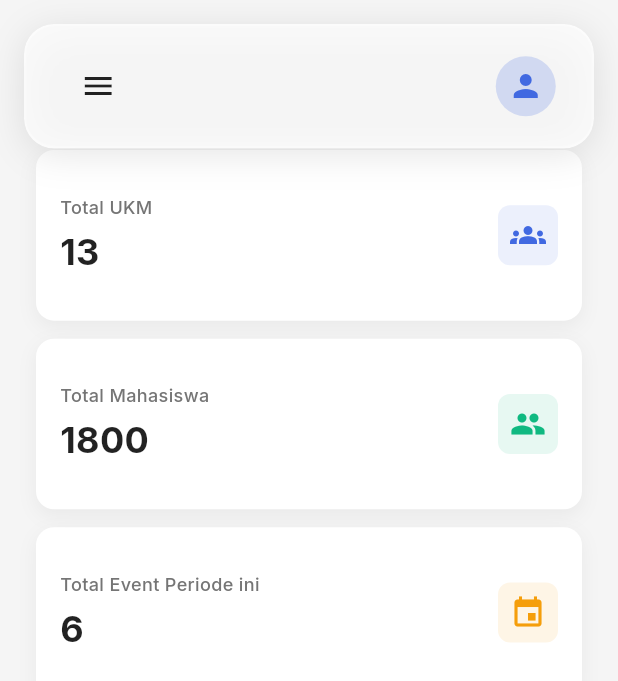
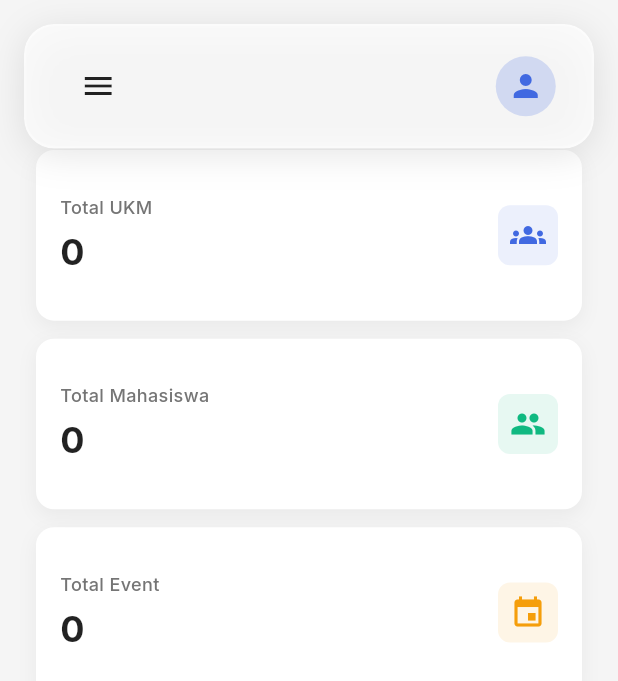
Before and after one commit to UnitActivity/Unit-Activity, a Flutter app: the DashboardAdminPage screen opened by its route, after a tap on the "menu" icon, after a tap on the "person" icon, on a phone screen of 412 x 824 dp. Shown: the top 681 px of the screen. Run offline on Flutter 3.47's test engine with Material 3 defaults, Android fonts, the phone set to English and light mode, and no system bars; our stand-ins replace device_preview, flutter_dotenv, google_fonts, supabase_flutter; accounts and stored records are empty.

Commit message:
feat: implement dashboard statistics retrieval and loading state management

```diff
--- a/lib/admin/dashboard_admin.dart
+++ b/lib/admin/dashboard_admin.dart
@@ -7,6 +7,7 @@ import 'package:unit_activity/admin/ukm.dart';
 import 'package:unit_activity/admin/event.dart';
 import 'package:unit_activity/admin/periode.dart';
 import 'package:unit_activity/admin/informasi.dart';
+import 'package:unit_activity/services/dashboard_service.dart';
 
 class DashboardAdminPage extends StatefulWidget {
   const DashboardAdminPage({super.key});
@@ -18,6 +19,40 @@ class DashboardAdminPage extends StatefulWidget {
 class _DashboardAdminPageState extends State<DashboardAdminPage> {
   String _selectedMenu = 'dashboard';
   final GlobalKey<ScaffoldState> _scaffoldKey = GlobalKey<ScaffoldState>();
+  final DashboardService _dashboardService = DashboardService();
+
+  // Dashboard stats
+  Map<String, dynamic>? _dashboardStats;
+  bool _isLoadingStats = true;
+  String? _errorMessage;
+
+  @override
+  void initState() {
+    super.initState();
+    _loadDashboardStats();
+  }
+
+  Future<void> _loadDashboardStats() async {
+    setState(() {
+      _isLoadingStats = true;
+      _errorMessage = null;
+    });
+
+    final result = await _dashboardService.getDashboardStats();
+
+    if (mounted) {
+      setState(() {
+        if (result['success'] == true) {
+          _dashboardStats = result['data'];
+          _errorMessage = null;
+        } else {
+          _dashboardStats = null;
+          _errorMessage = result['error'] ?? 'Terjadi kesalahan';
+        }
+        _isLoadingStats = false;
+      });
+    }
+  }
 
   void _handleMenuSelected(String menu) {
     setState(() {
@@ -138,6 +173,62 @@ class _DashboardAdminPageState extends State<DashboardAdminPage> {
   }
 
   Widget _buildDashboardContent() {
+    if (_isLoadingStats) {
+      return const Center(child: CircularProgressIndicator());
+    }
+
+    if (_dashboardStats == null) {
+      return Center(
+        child: Column(
+          mainAxisAlignment: MainAxisAlignment.center,
+          children: [
+            const Icon(Icons.error_outline, size: 48, color: Colors.red),
+            const SizedBox(height: 16),
+            Text(
+              'Gagal memuat data dashboard',
+              style: GoogleFonts.inter(
+                color: Colors.grey[800],
+                fontSize: 16,
+                fontWeight: FontWeight.w600,
+              ),
+            ),
+            if (_errorMessage != null) const SizedBox(height: 8),
+            if (_errorMessage != null)
+              Container(
+                padding: const EdgeInsets.all(12),
+                margin: const EdgeInsets.symmetric(horizontal: 24),
+                decoration: BoxDecoration(
+                  color: Colors.red[50],
+                  borderRadius: BorderRadius.circular(8),
+                  border: Border.all(color: Colors.red[200]!),
+                ),
+                child: Text(
+                  _errorMessage!,
+                  style: GoogleFonts.inter(
+                    color: Colors.red[700],
+                    fontSize: 12,
+                  ),
+                  textAlign: TextAlign.center,
+                ),
+              ),
+            const SizedBox(height: 16),
+            ElevatedButton.icon(
+              onPressed: _loadDashboardStats,
+              icon: const Icon(Icons.refresh),
+              label: const Text('Coba Lagi'),
+              style: ElevatedButton.styleFrom(
+                backgroundColor: const Color(0xFF4169E1),
+              ),
+            ),
+          ],
+        ),
+      );
+    }
+
+    final totalUkm = _dashboardStats!['totalUkm'] ?? 0;
+    final totalUsers = _dashboardStats!['totalUsers'] ?? 0;
+    final totalEvent = _dashboardStats!['totalEvent'] ?? 0;
+
     return LayoutBuilder(
       builder: (context, constraints) {
         final isLargeScreen = constraints.maxWidth > 1200;
@@ -160,21 +251,21 @@ class _DashboardAdminPageState extends State<DashboardAdminPage> {
               children: [
                 _buildStatCard(
                   title: 'Total UKM',
-                  value: '13',
+                  value: '$totalUkm',
                   icon: Icons.groups,
                   color: const Color(0xFF4169E1),
                   isMobile: isMobile,
                 ),
                 _buildStatCard(
                   title: 'Total Mahasiswa',
-                  value: '1800',
+                  value: '$totalUsers',
                   icon: Icons.people,
                   color: const Color(0xFF10B981),
                   isMobile: isMobile,
                 ),
                 _buildStatCard(
-                  title: 'Total Event Periode ini',
-                  value: '6',
+                  title: 'Total Event',
+                  value: '$totalEvent',
                   icon: Icons.event,
                   color: const Color(0xFFF59E0B),
                   isMobile: isMobile,
--- /dev/null
+++ b/lib/services/dashboard_service.dart
@@ -0,0 +1,80 @@
+import 'package:supabase_flutter/supabase_flutter.dart';
+
+class DashboardService {
+  final SupabaseClient _supabase = Supabase.instance.client;
+
+  /// Get dashboard statistics
+  Future<Map<String, dynamic>> getDashboardStats() async {
+    try {
+      int ukmCount = 0;
+      int usersCount = 0;
+      int eventCount = 0;
+
+      // ========== GET TOTAL UKM ==========
+      try {
+        final ukmResponse =
+            await _supabase.from('ukm').select('id_ukm') as List;
+        ukmCount = ukmResponse.length;
+      } catch (e) {
+        print('Error fetching UKM: $e');
+        ukmCount = 0;
+      }
+
+      // ========== GET TOTAL USERS (MAHASISWA) ==========
+      try {
+        final usersResponse =
+            await _supabase.from('users').select('id_user') as List;
+        usersCount = usersResponse.length;
+      } catch (e) {
+        print('Error fetching Users: $e');
+        usersCount = 0;
+      }
+
+      // ========== GET TOTAL EVENTS ==========
+      try {
+        final eventResponse =
+            await _supabase.from('events').select('id_events') as List;
+        eventCount = eventResponse.length;
+      } catch (e) {
+        print('Error fetching Events: $e');
+        eventCount = 0;
+      }
+
+      print(
+        'Dashboard stats loaded: UKM=$ukmCount, Users=$usersCount, Events=$eventCount',
+      );
+
+      return {
+        'success': true,
+        'data': {
+          'totalUkm': ukmCount,
+          'totalUsers': usersCount,
+          'totalEvent': eventCount,
+        },
+      };
+    } catch (e) {
+      print('Error loading dashboard stats: $e');
+      return {
+        'success': false,
+        'error': 'Gagal mengambil data dashboard: ${e.toString()}',
+      };
+    }
+  }
+
+  /// Get detailed stats for specific table
+  Future<Map<String, dynamic>> getTableStats(String tableName) async {
+    try {
+      final response = await _supabase
+          .from(tableName)
+          .select('*')
+          .count(CountOption.exact);
+
+      return {'success': true, 'count': response.count};
+    } catch (e) {
+      return {
+        'success': false,
+        'error': 'Gagal mengambil data: ${e.toString()}',
+      };
+    }
+  }
+}
```
